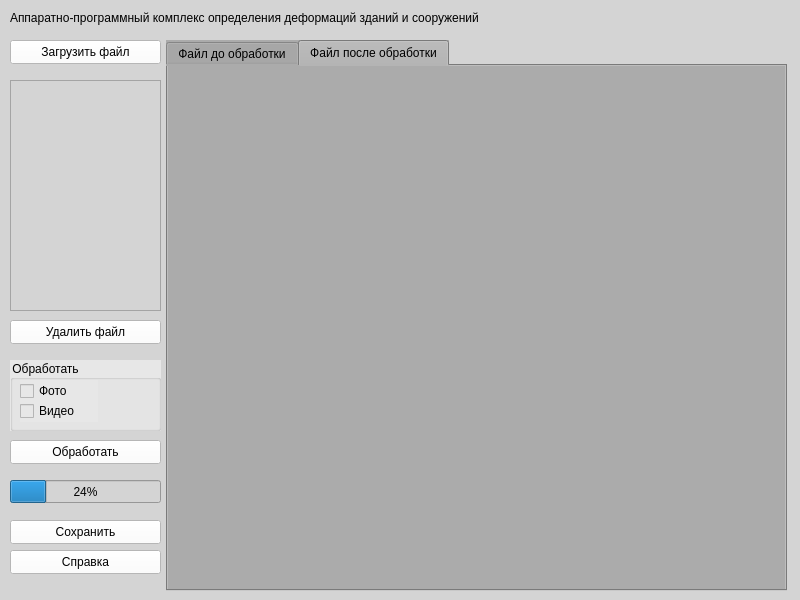
First picture: the form in form.ui, repository Playmishka/treshina, before the edit.
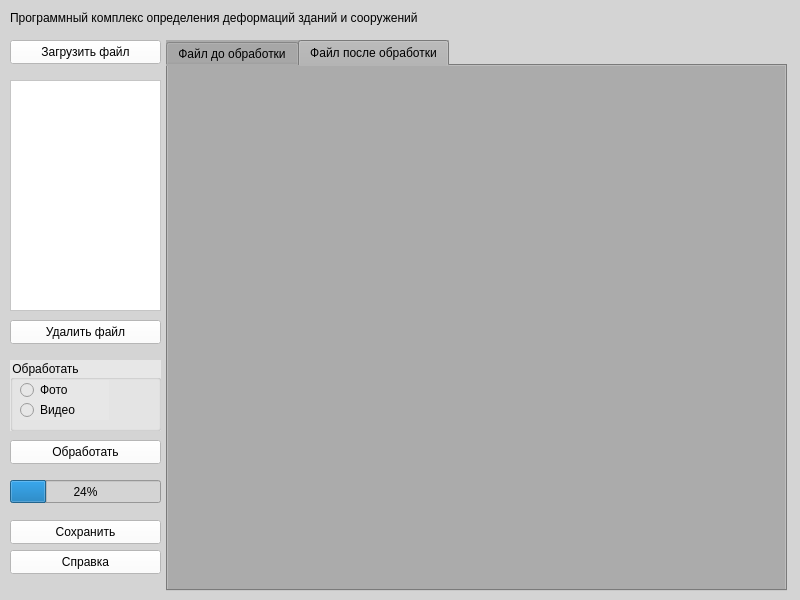
Second picture: the form after the edit.

Commit message: Новая форма

Diff of the .ui file:
```diff
--- a/form.ui
+++ b/form.ui
@@ -51,26 +51,26 @@
    <property name="title">
     <string>Обработать</string>
    </property>
-   <widget class="QCheckBox" name="checkBox">
+   <widget class="QRadioButton" name="radioButton">
     <property name="geometry">
      <rect>
       <x>10</x>
       <y>20</y>
-      <width>78</width>
-      <height>22</height>
+      <width>89</width>
+      <height>20</height>
      </rect>
     </property>
     <property name="text">
-     <string>Фото</string>
+     <string>Фото </string>
     </property>
    </widget>
-   <widget class="QCheckBox" name="checkBox_2">
+   <widget class="QRadioButton" name="radioButton_2">
     <property name="geometry">
      <rect>
       <x>10</x>
       <y>40</y>
-      <width>78</width>
-      <height>22</height>
+      <width>89</width>
+      <height>20</height>
      </rect>
     </property>
     <property name="text">
@@ -180,7 +180,8 @@
     </rect>
    </property>
    <property name="styleSheet">
-    <string notr="true">color: rgb(255, 255, 255);</string>
+    <string notr="true">background-color: rgb(255, 255, 255);
+font: 9pt &quot;PT Bold Heading&quot;;</string>
    </property>
   </widget>
   <widget class="QPushButton" name="DownloadVideoButton">
@@ -205,7 +206,7 @@
     <rect>
      <x>10</x>
      <y>10</y>
-     <width>551</width>
+     <width>481</width>
      <height>16</height>
     </rect>
    </property>
@@ -213,7 +214,7 @@
     <string notr="true">font: 600 12pt &quot;Bahnschrift SemiBold SemiConden&quot;;</string>
    </property>
    <property name="text">
-    <string>Аппаратно-программный комплекс определения деформаций зданий и сооружений </string>
+    <string>Программный комплекс определения деформаций зданий и сооружений </string>
    </property>
   </widget>
  </widget>
```
The commit also changes 4 other files.
